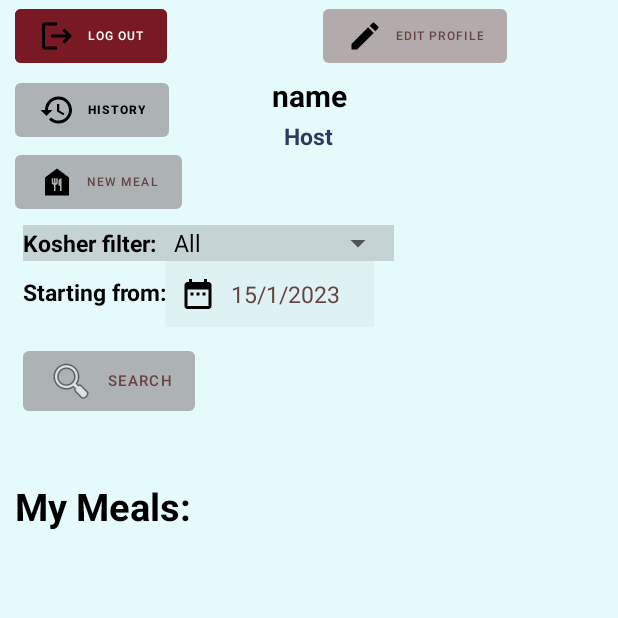
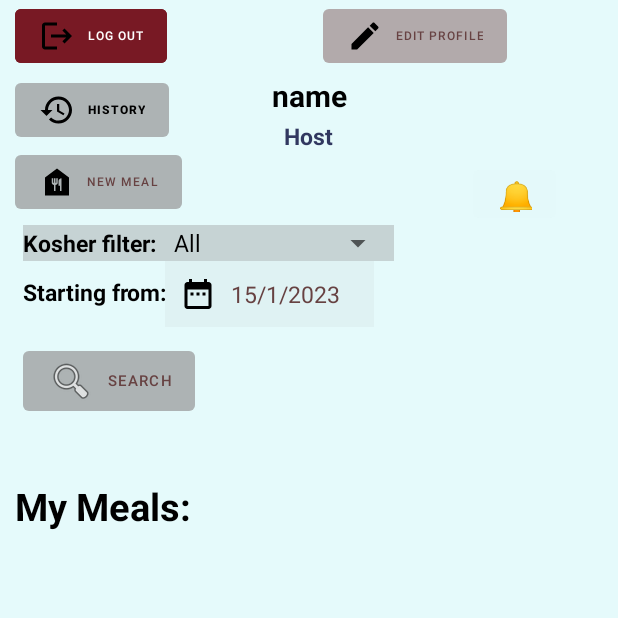
Before and after one commit to Segev955/FamilEat, an Android app: the HostMainActivity screen opened directly, with no data from a screen before it, on a phone screen of 412 x 824 dp, the top half of it. Run offline under Robolectric (Android 15) with nearby library versions, the phone set to English and light mode, and no system bars; our stand-ins replace Firebase (no records; nobody signed in at launch, a user with empty details on screens opened directly).

Commit message:
requests button change

```diff
--- a/app/src/main/java/com/example/famileat/HostMainActivity.java
+++ b/app/src/main/java/com/example/famileat/HostMainActivity.java
@@ -51,12 +51,12 @@ import classes.Request;
 import classes.User;
 
 public class HostMainActivity extends AppCompatActivity implements AdapterView.OnItemSelectedListener{
-    private Button logout, editprofile, new_meal, requests,search, past;
+    private Button logout, editprofile, new_meal, btnRequests,search, past;
     private FirebaseUser user;
     private DatabaseReference reference;
     private String ID;
     private EditText text_date;
-    private TextView name_text, historytxt;
+    private TextView name_text, historytxt, requestNumTxt;
     private RadioGroup radio_kosher;
 //    private RadioButton kosher_r, meat_r, dairy_r, notkosher_r, all_r;
     private DatePickerDialog.OnDateSetListener mDateSetListener;
@@ -198,14 +198,16 @@ public class HostMainActivity extends AppCompatActivity implements AdapterView.O
 
                 }
                 if (sum == 0) {
-                    requests.setText("requests");
-                    requests.setVisibility(View.GONE);
-                    requests.setBackgroundColor(0x988E8F);
+                    requestNumTxt.setText("");
+                    requestNumTxt.setVisibility(View.GONE);
+                    requestNumTxt.setBackgroundColor(0x988E8F);
+                    btnRequests.setBackgroundColor(0x988E8F);
                 }
                 else {
-                    requests.setVisibility(View.VISIBLE);
-                    requests.setText("requests (" + sum + ")");
-                    requests.setBackgroundColor(0xff99cc00);
+                    requestNumTxt.setVisibility(View.VISIBLE);
+                    requestNumTxt.setText(" "+sum+" ");
+                    requestNumTxt.setBackgroundColor(0xff99cc00);
+                    btnRequests.setBackgroundColor(0xff99cc00);
                 }
                 sum = 0;
             }
@@ -238,16 +240,16 @@ public class HostMainActivity extends AppCompatActivity implements AdapterView.O
         });
 
         //Requests button............................................
-        requests = findViewById(R.id.btnRequests);
+        btnRequests = findViewById(R.id.btnRequests);
+        requestNumTxt = findViewById(R.id.request_txt);
         Context context;
-        requests.setOnClickListener(new View.OnClickListener() {
+        btnRequests.setOnClickListener(new View.OnClickListener() {
             @Override
             public void onClick(View view) {
-//                if(requests.getText().equals("requests"))
-//                    Toast.makeText(HostMainActivity.this,"You have no requests!",Toast.LENGTH_SHORT).show();
-//                else
-     //               startActivity(new Intent(HostMainActivity.this, RequestsActivity.class));
-                AlertDialog.Builder requestOptions = new AlertDialog.Builder(HostMainActivity.this);;
+                if(requestNumTxt.getText().equals(""))
+                    Toast.makeText(HostMainActivity.this,"You have no requests!",Toast.LENGTH_SHORT).show();
+                else {
+                    AlertDialog.Builder requestOptions = new AlertDialog.Builder(HostMainActivity.this);
                     LayoutInflater inflater = (LayoutInflater) getSystemService(Context.LAYOUT_INFLATER_SERVICE);
                     View contactPopuoView = inflater.inflate(R.layout.requests_list, null);
                     AlertDialog options;
@@ -264,7 +266,7 @@ public class HostMainActivity extends AppCompatActivity implements AdapterView.O
                     ArrayList<Request> requestList = new ArrayList<>();
 
                     //Set request adapter..............................................
-                RequestsAdapter requestAdapter = new RequestsAdapter(contactPopuoView.getContext(),requestList, R.drawable.google);
+                    RequestsAdapter requestAdapter = new RequestsAdapter(contactPopuoView.getContext(), requestList, R.drawable.google);
                     recyclerView.setAdapter(requestAdapter);
 
                     referenceR.addValueEventListener(new ValueEventListener() {
@@ -272,14 +274,13 @@ public class HostMainActivity extends AppCompatActivity implements AdapterView.O
                         @Override
                         public void onDataChange(@NonNull DataSnapshot snapshot) {
                             requestList.clear();
-                        for (DataSnapshot dataSnapshot : snapshot.getChildren()){
+                            for (DataSnapshot dataSnapshot : snapshot.getChildren()) {
                                 Request request = dataSnapshot.getValue(Request.class);
                                 assert request != null;
-                            if(request.getHostUid().equals(ID))
+                                if (request.getHostUid().equals(ID))
                                     requestList.add(request);
                             }
-                        if (requestList.size()==0){
-                            Toast.makeText(HostMainActivity.this,"You have no requests!",Toast.LENGTH_SHORT).show();
+                            if (requestList.size() == 0) {
                                 startActivity(new Intent(contactPopuoView.getContext(), HostMainActivity.class));
                             }
                             requestAdapter.notifyDataSetChanged();
@@ -291,11 +292,13 @@ public class HostMainActivity extends AppCompatActivity implements AdapterView.O
 
                         }
                     });
-                //.........................................................................................
-
                     requestOptions.setView(contactPopuoView);
                     options = requestOptions.create();
                     options.show();
+                }
+                //.........................................................................................
+
+
 
 
             }
--- a/app/src/main/res/layout/activity_chat.xml
+++ b/app/src/main/res/layout/activity_chat.xml
@@ -97,7 +97,8 @@
         android:layout_below="@id/name"
         android:layout_marginStart="55dp"
         android:layout_marginEnd="55dp"
-        android:layout_marginBottom="55dp"
+        android:layout_marginTop="20dp"
+        android:layout_marginBottom="60dp"
         app:layout_constraintBottom_toBottomOf="parent"
         app:layout_constraintEnd_toEndOf="parent"
         app:layout_constraintStart_toStartOf="parent"
--- a/app/src/main/res/layout/activity_host_main.xml
+++ b/app/src/main/res/layout/activity_host_main.xml
@@ -51,18 +51,31 @@
         android:textColorHint="#674242"
         android:textSize="8dp" />
 
-    <com.google.android.material.button.MaterialButton
-        android:id="@+id/btnRequests"
+    <TextView
+        android:id="@+id/request_txt"
         android:layout_width="wrap_content"
         android:layout_height="wrap_content"
         android:layout_below="@id/past_btn"
-        android:layout_marginStart="215dp"
-        android:layout_marginTop="1dp"
-        android:backgroundTint="#30432E2E"
-        android:text="requests"
-        android:textColor="#674242"
+        android:layout_marginLeft="355dp"
+        android:layout_marginTop="-5dp"
+        android:backgroundTint="@android:color/holo_red_dark"
+        android:text=""
+        android:textColor="@color/white"
+        android:textSize="15dp"
+        android:textStyle="bold" />
+
+    <com.google.android.material.button.MaterialButton
+        android:id="@+id/btnRequests"
+        android:layout_width="55dp"
+        android:layout_height="44dp"
+        android:layout_below="@id/past_btn"
+        android:layout_marginStart="315dp"
+        android:layout_marginTop="10dp"
+        android:backgroundTint="#E4F9FA"
+        android:text="🔔"
+        android:textColor="@color/black"
         android:textColorHint="#674242"
-        android:textSize="8dp"
+        android:textSize="20dp"
         app:layout_constraintRight_toRightOf="@+id/new_meal"
         app:layout_constraintTop_toBottomOf="@+id/new_meal" />
 
```
Lines whose indentation alone changed are shown as unchanged.
